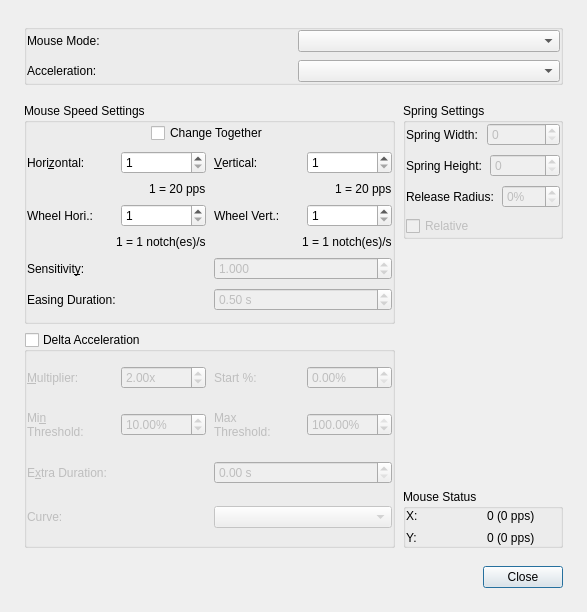
The window that src/gui/mousesettingsdialog.ui (davaughnl/Pad) describes before a commit, drawn with Qt 5.
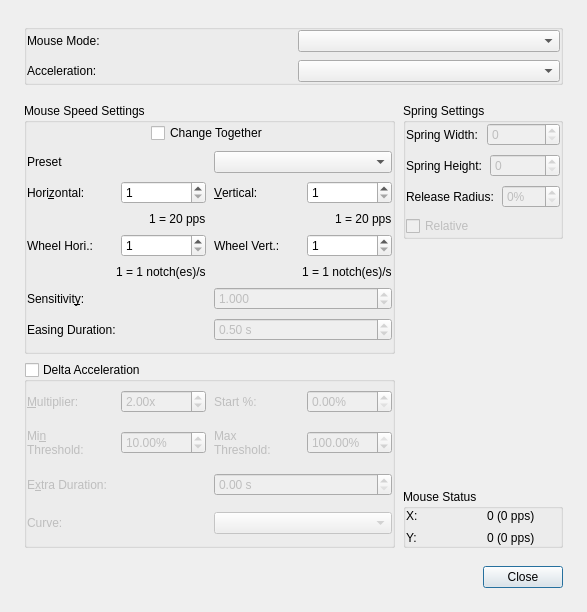
The same window after the commit.

Commit message: Auto profiles simplified (Add game), speed presets, first-run guide, harness captures

Diff of the .ui file:
```diff
--- a/src/gui/mousesettingsdialog.ui
+++ b/src/gui/mousesettingsdialog.ui
@@ -206,6 +206,13 @@
             </property>
            </widget>
           </item>
+          <item>
+           <layout class="QHBoxLayout" name="speedPresetLayout">
+            <property name="spacing"><number>8</number></property>
+            <item><widget class="QLabel" name="speedPresetLabel"><property name="text"><string>Preset</string></property></widget></item>
+            <item><widget class="QComboBox" name="speedPresetComboBox"/></item>
+           </layout>
+          </item>
           <item>
            <layout class="QHBoxLayout" name="horizontalLayout_10">
             <property name="spacing"><number>8</number></property>
```
The commit also changes 9 other files.
